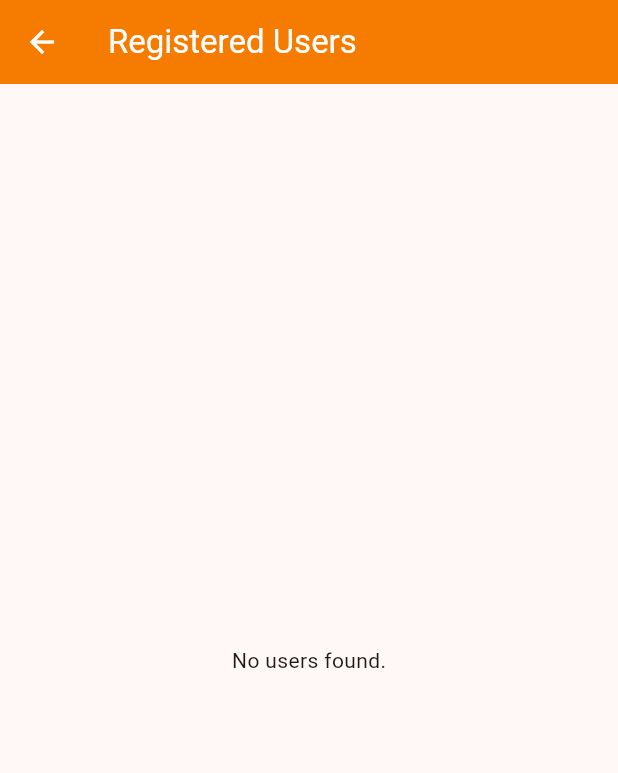
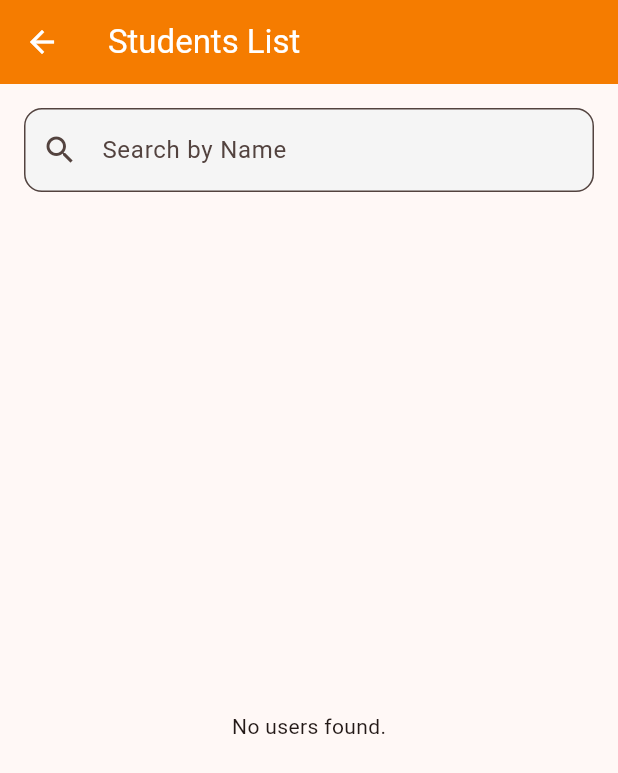
Before and after one commit to gweezini/KitaHack2026, a Flutter app: the UsersListPage screen opened directly, on a phone screen of 412 x 824 dp. Shown: the top 773 px of the screen. Run offline on Flutter 3.47's test engine with Material 3 defaults, Android fonts, the phone set to English and light mode, and no system bars; our stand-ins replace cloud_firestore, firebase_auth, firebase_core, image_picker, qr_flutter; missing offline and left inert: google_mlkit_text_recognition, mobile_scanner; accounts and stored records are empty.

Commit message:
Update users_list_page.dart

```diff
--- a/lib/pages/admin/users_list_page.dart
+++ b/lib/pages/admin/users_list_page.dart
@@ -1,18 +1,48 @@
 import 'package:flutter/material.dart';
 import 'package:cloud_firestore/cloud_firestore.dart';
+import 'package:kita_hack_2026/pages/history_page.dart';
 
-class UsersListPage extends StatelessWidget {
+class UsersListPage extends StatefulWidget {
   const UsersListPage({Key? key}) : super(key: key);
+
+  @override
+  State<UsersListPage> createState() => _UsersListPageState();
+}
+
+class _UsersListPageState extends State<UsersListPage> {
+  String _searchQuery = '';
 
   @override
   Widget build(BuildContext context) {
     return Scaffold(
       appBar: AppBar(
-        title: const Text('Registered Users'),
+        title: const Text('Students List'),
         backgroundColor: Colors.orange.shade700,
         foregroundColor: Colors.white,
       ),
-      body: StreamBuilder<QuerySnapshot>(
+      body: Column(
+        children: [
+          Padding(
+            padding: const EdgeInsets.all(16.0),
+            child: TextField(
+              decoration: InputDecoration(
+                labelText: 'Search by Name',
+                prefixIcon: const Icon(Icons.search),
+                border: OutlineInputBorder(
+                  borderRadius: BorderRadius.circular(12),
+                ),
+                filled: true,
+                fillColor: Colors.grey.shade100,
+              ),
+              onChanged: (value) {
+                setState(() {
+                  _searchQuery = value.toLowerCase();
+                });
+              },
+            ),
+          ),
+          Expanded(
+            child: StreamBuilder<QuerySnapshot>(
               stream: FirebaseFirestore.instance
                   .collection('users')
                   .orderBy('createdAt', descending: true)
@@ -28,37 +58,74 @@ class UsersListPage extends StatelessWidget {
                   return const Center(child: Text('No users found.'));
                 }
 
-          final users = snapshot.data!.docs;
+                final allUsers = snapshot.data!.docs;
+
+                // Filter:
+                // 1. Remove Admins
+                // 2. Apply Search Query
+                final filteredUsers = allUsers.where((doc) {
+                  final data = doc.data() as Map<String, dynamic>;
+                  final isAdmin = (data['role'] == 'admin') || (data['isAdmin'] as bool? ?? false);
+
+                  // Hide Admins
+                  if (isAdmin) return false;
+
+                  // Hide Users with 'admin' in name or email (case-insensitive)
+                  final name = (data['fullName'] as String? ?? '').toLowerCase();
+                  final email = (data['email'] as String? ?? '').toLowerCase();
+                  if (name.contains('admin') || email.contains('admin')) {
+                    return false;
+                  }
+
+                  // Check Search
+                  return name.contains(_searchQuery);
+                }).toList();
+
+                if (filteredUsers.isEmpty) {
+                  return const Center(child: Text('No students found matching your search.'));
+                }
 
                 return ListView.builder(
-            itemCount: users.length,
+                  itemCount: filteredUsers.length,
                   itemBuilder: (context, index) {
-              final user = users[index].data() as Map<String, dynamic>;
+                    final userDoc = filteredUsers[index];
+                    final user = userDoc.data() as Map<String, dynamic>;
+
                     final fullName = user['fullName'] as String? ?? 'No Name';
                     final userEmail = user['email'] as String? ?? 'No Email';
-              // Check for 'role' from new registration page, and 'isAdmin' from old.
-              final isAdmin = (user['role'] == 'admin') || (user['isAdmin'] as bool? ?? false);
+                    final studentId = user['studentId'] as String?; // Ensure this field exists or generate one
 
                     return Card(
-                margin:
-                    const EdgeInsets.symmetric(horizontal: 16, vertical: 8),
+                      margin: const EdgeInsets.symmetric(horizontal: 16, vertical: 8),
                       child: ListTile(
                         leading: CircleAvatar(
-                    backgroundColor:
-                        isAdmin ? Colors.orange.shade700 : Colors.blue.shade300,
+                          backgroundColor: Colors.blue.shade300,
                           foregroundColor: Colors.white,
-                    child: Icon(
-                        isAdmin ? Icons.admin_panel_settings : Icons.person),
+                          child: const Icon(Icons.person),
                         ),
-                  title: Text(fullName),
+                        title: Text(fullName, style: const TextStyle(fontWeight: FontWeight.bold)),
                         subtitle: Text(userEmail),
-                  trailing: isAdmin ? const Text('Admin', style: TextStyle(color: Colors.orange, fontWeight: FontWeight.bold)) : null,
+                        trailing: const Icon(Icons.arrow_forward_ios, size: 16, color: Colors.grey),
+                        onTap: () {
+                           Navigator.push(
+                            context,
+                            MaterialPageRoute(
+                              builder: (context) => HistoryPage(
+                                studentId: studentId,
+                                studentName: fullName,
+                              ),
+                            ),
+                          );
+                        },
                       ),
                     );
                   },
                 );
               },
             ),
+          ),
+        ],
+      ),
     );
   }
 }
```
Lines whose indentation alone changed are shown as unchanged.
